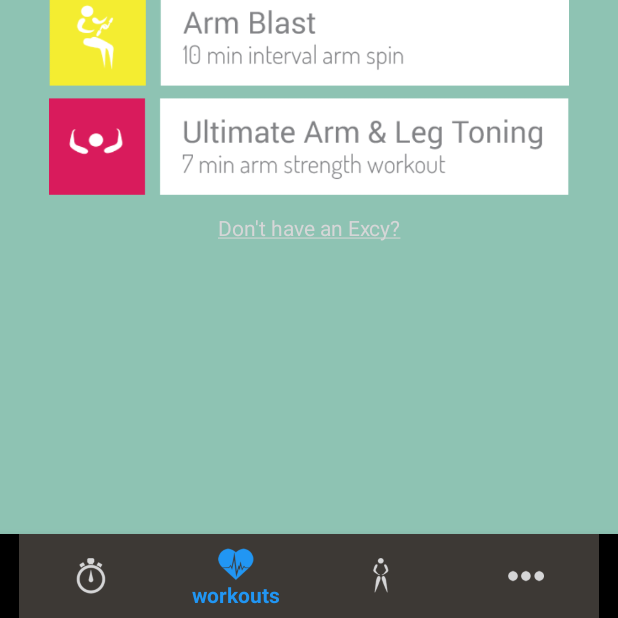
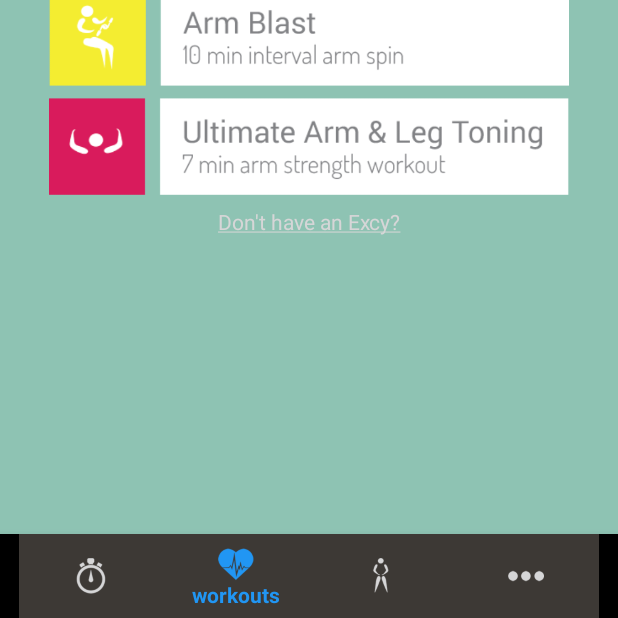
Before and after one commit to emkell2/Excy, an Android app: the WorkoutsActivity screen opened directly, with no data from a screen before it, on a phone screen of 412 x 824 dp, the part 618-1236 px from its top. Run offline under Robolectric (Android 15) with nearby library versions, the phone set to English and light mode, and no system bars.

Commit message:
Adjusted bottom margin on last ImageButton to show bottom link for devices that have the back button and recent apps bottom bar displaying on the screen.

```diff
--- a/app/src/main/res/layout/activity_workouts.xml
+++ b/app/src/main/res/layout/activity_workouts.xml
@@ -93,7 +93,7 @@
                     android:layout_width="wrap_content"
                     android:layout_height="wrap_content"
                     android:layout_below="@+id/ibArmBlast"
-                    android:layout_marginBottom="8dp"
+                    android:layout_marginBottom="4dp"
                     android:adjustViewBounds="true"
                     android:scaleType="fitCenter"
                     android:src="@drawable/wb_ultimate_arm_leg_tone"
```
